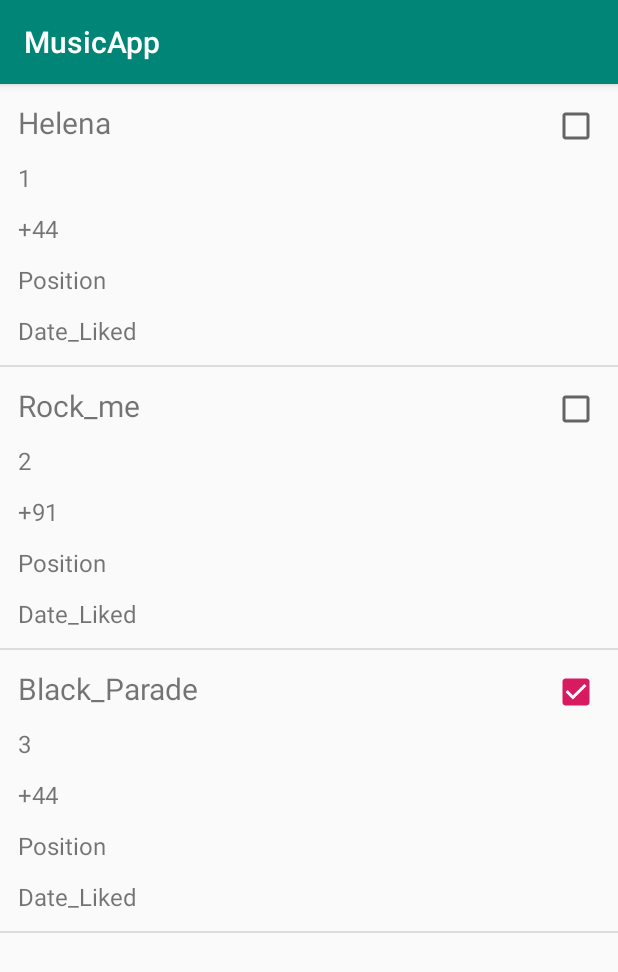
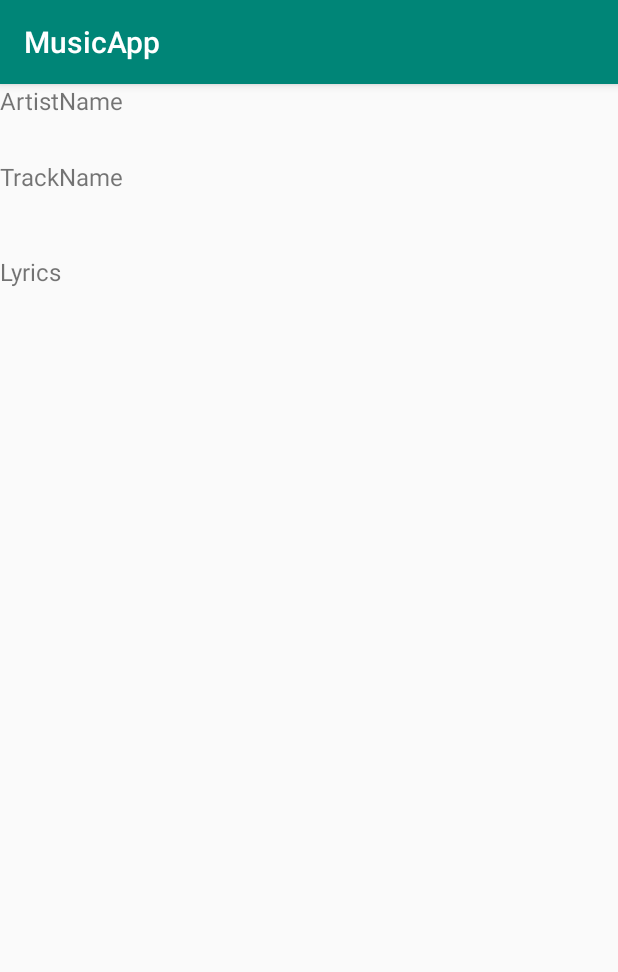
Before and after one commit to Ttan-24/MusicApp, an Android app: the screen it shows after launch (MainActivity before the commit, Track_Display after it), after a tap on "Helena", on a phone screen of 412 x 824 dp. Shown: the top 972 px of the screen. Run offline under Robolectric (Android 15) with nearby library versions, the phone set to English and light mode, and no system bars.

Commit message:
Made a track display layout

```diff
--- a/app/src/main/AndroidManifest.xml
+++ b/app/src/main/AndroidManifest.xml
@@ -9,7 +9,8 @@
         android:roundIcon="@mipmap/ic_launcher_round"
         android:supportsRtl="true"
         android:theme="@style/AppTheme">
-        <activity android:name=".Track"></activity>
+        <activity android:name=".Track_Display"></activity>
+        <activity android:name=".Track" />
         <activity
             android:name=".MainActivity"
             android:label="@string/app_name">
--- a/app/src/main/java/com/example/musicapp/MainActivity.java
+++ b/app/src/main/java/com/example/musicapp/MainActivity.java
@@ -1,5 +1,6 @@
 package com.example.musicapp;
 
+import android.content.Intent;
 import android.os.Bundle;
 
 //import com.google.android.material.bottomnavigation.BottomNavigationView;
@@ -62,6 +63,9 @@ public class MainActivity extends AppCompatActivity {
             public void onItemClick(AdapterView<?> av, View v, int i, long l) {
                 Toast.makeText(MainActivity.this, "Clicked item: " + Tracks[i],
                         Toast.LENGTH_SHORT).show();
+                Intent intent = new Intent(getApplicationContext(),Track_Display.class);
+                //intent.putExtra("name",Tracks[i]);
+                startActivity(intent);
             }
         });
     }
--- a/app/src/main/java/com/example/musicapp/Track_Adapter.java
+++ b/app/src/main/java/com/example/musicapp/Track_Adapter.java
@@ -42,10 +42,9 @@ public class Track_Adapter extends ArrayAdapter<Track> {
         checkbox.setChecked(track.isFavourite());
         trackName.setText(track.getTrack_name());
         commonId.setText(Integer.toString(track.getCommon_id()));
-        //commonId.setInputType(track.getCommon_id());
         countryCode.setText(track.getCountry_code());
-        pos.setInputType(track.getPosition());
-        dateLiked.setInputType(track.getDate_liked());
+        pos.setText(Integer.toString(track.getPosition()));
+        dateLiked.setText(Integer.toString(track.getDate_liked()));
 
 
         checkbox.setOnCheckedChangeListener(
--- /dev/null
+++ b/app/src/main/java/com/example/musicapp/Track_Display.java
@@ -0,0 +1,14 @@
+package com.example.musicapp;
+
+import androidx.appcompat.app.AppCompatActivity;
+
+import android.os.Bundle;
+
+public class Track_Display extends AppCompatActivity {
+
+    @Override
+    protected void onCreate(Bundle savedInstanceState) {
+        super.onCreate(savedInstanceState);
+        setContentView(R.layout.track__info);
+    }
+}
--- /dev/null
+++ b/app/src/main/res/layout/track__info.xml
@@ -0,0 +1,35 @@
+<?xml version="1.0" encoding="utf-8"?>
+<RelativeLayout xmlns:android="http://schemas.android.com/apk/res/android"
+    xmlns:app="http://schemas.android.com/apk/res-auto"
+    xmlns:tools="http://schemas.android.com/tools"
+    android:layout_width="match_parent"
+    android:layout_height="match_parent"
+    tools:context=".Track_Display">
+
+    <TextView
+        android:id="@+id/artistName"
+        android:layout_width="match_parent"
+        android:layout_height="47dp"
+        android:text="ArtistName"
+        android:textSize="16sp" />
+
+    <TextView
+        android:id="@+id/trackName"
+        android:layout_width="match_parent"
+        android:layout_height="59dp"
+        android:layout_below="@id/artistName"
+        android:layout_marginTop="3dp"
+        android:text="TrackName"
+        android:textSize="16sp" />
+
+
+    <TextView
+        android:id="@+id/Lyrics"
+        android:layout_width="match_parent"
+        android:layout_height="618dp"
+        android:layout_below="@+id/trackName"
+        android:layout_marginTop="4dp"
+        android:text="Lyrics"
+        android:textSize="16sp" />
+
+</RelativeLayout>
```
